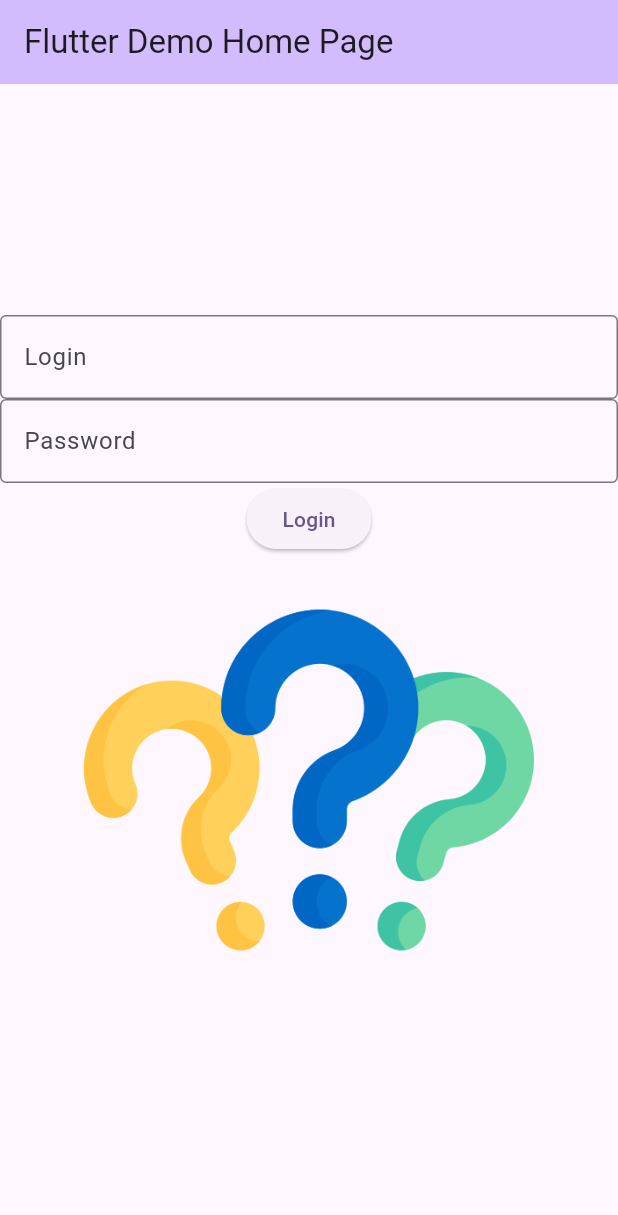
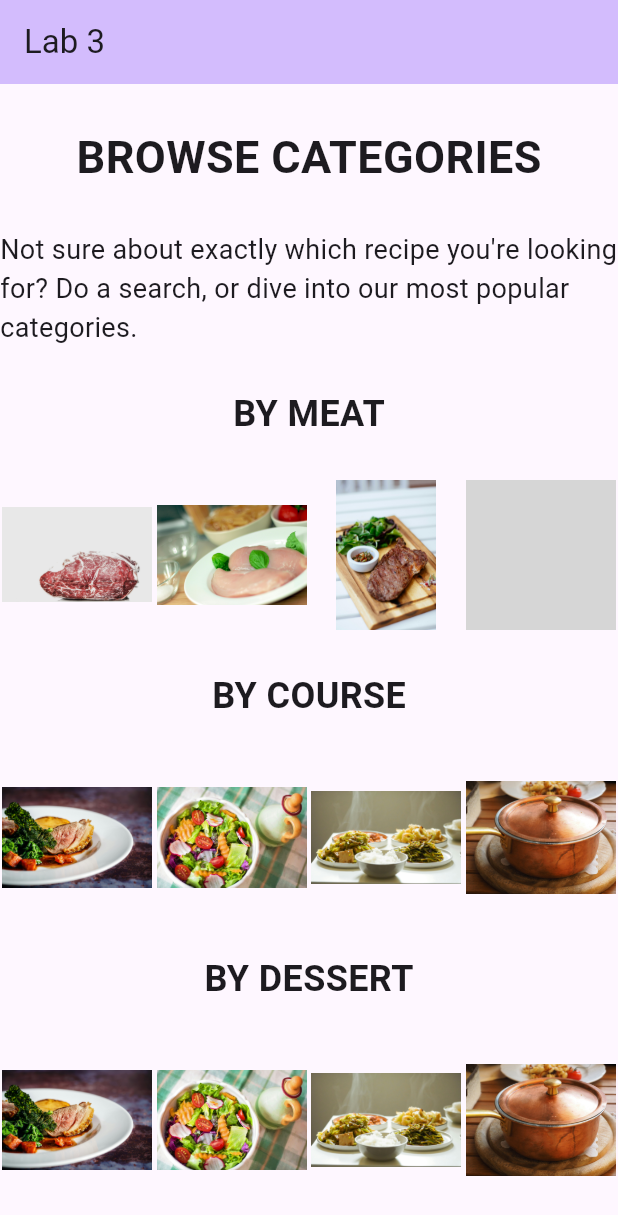
Before and after one commit to huan0305/Lab2, a Flutter app: the MyHomePage screen opened directly, on a phone screen of 412 x 824 dp. Shown: the top 1215 px of the screen. Run offline on Flutter 3.47's test engine with Material 3 defaults, Android fonts, the phone set to English and light mode, and no system bars; grey boxes are pictures that could not be loaded.

Commit message:
Added initial content.

```diff
--- a/lib/main.dart
+++ b/lib/main.dart
@@ -13,11 +13,10 @@ class MyApp extends StatelessWidget {
     return MaterialApp(
       title: 'Flutter Demo',
       theme: ThemeData(
-
         colorScheme: ColorScheme.fromSeed(seedColor: Colors.deepPurple),
         useMaterial3: true,
       ),
-      home: const MyHomePage(title: 'Flutter Demo Home Page'),
+      home: const MyHomePage(title: 'Lab 3'),
     );
   }
 }
@@ -42,32 +41,6 @@ class MyHomePage extends StatefulWidget {
 
 class _MyHomePageState extends State<MyHomePage> {
 
-    void logIn() {
-
-    }
-  var imageSource = "images/question-mark.png";
-
-  late TextEditingController _loginController;
-  late TextEditingController _passwordController;
-
-  @override
-  void initState() {
-    super.initState();
-    _loginController = TextEditingController();
-    _passwordController = TextEditingController();
-  }
-
-  @override
-  void dispose() {
-  _loginController.dispose();
-  _passwordController.dispose();
-  super.dispose();
-  }
-
-  void buttonClicked() {
-
-  }
-
   @override
   Widget build(BuildContext context) {
 
@@ -80,36 +53,78 @@ class _MyHomePageState extends State<MyHomePage> {
 
         child: Column(
 
-          mainAxisAlignment: MainAxisAlignment.center,
+          mainAxisAlignment: MainAxisAlignment.spaceEvenly,
           children: <Widget>[
-            TextField(controller: _loginController,
-                decoration: InputDecoration(
-                    hintText:"Type here",
-                    border: OutlineInputBorder(),
-                    labelText: "Login"
-                )),
-            TextField(controller: _passwordController,
-                decoration: InputDecoration(
-                    hintText:"Type here",
-                    border: OutlineInputBorder(),
-                    labelText: "Password"
-                ),
-                obscureText:true,
+            Text(
+                'BROWSE CATEGORIES',
+                style: TextStyle(
+                  fontSize: 30,
+                  fontWeight: FontWeight.bold
+                )
+            ),
+            Text(
+                "Not sure about exactly which recipe you're looking for? Do a search, or dive into our most popular categories.",
+                style: TextStyle(
+                  fontSize: 18
+                )
+            ),
+            Text(
+              "BY MEAT",
+              style: TextStyle(
+                fontSize: 24,
+                fontWeight: FontWeight.bold
+              )
             ),
 
-            ElevatedButton(
-                onPressed: () {
-                  setState( () {
-                    if (_passwordController.text == "QWERTY123") {
-                      imageSource = "images/idea.png";
-                    } else {
-                      imageSource = "images/stop.png";
-                    }
-                  });
-                },
-                child: Text("Login"),
+            Row(
+              mainAxisAlignment: MainAxisAlignment.spaceAround,
+              children: [
+                Image.asset("images/beef.jpg", height: 100, width: 100),
+                Image.asset("images/chicken.jpg", height: 100, width: 100),
+                Image.asset("images/pork.jpg", height: 100, width: 100),
+                Image.asset("images/seafood.jpg", height: 100, width: 100),
+              ],
             ),
-            Image.asset(imageSource, width: 300, height: 300)
+
+            Text(
+                "BY COURSE",
+                style: TextStyle(
+                    fontSize: 24,
+                    fontWeight: FontWeight.bold
+                )
+            ),
+
+            Row(
+              mainAxisAlignment: MainAxisAlignment.spaceAround,
+              children: [
+                Image.asset("images/maindish.jpg", height: 100, width: 100),
+                Image.asset("images/salad.jpg", height: 100, width: 100),
+                Image.asset("images/sidedish.jpg", height: 100, width: 100),
+                Image.asset("images/crockpot.jpg", height: 100, width: 100),
+              ],
+            ),
+
+            Text(
+                "BY DESSERT",
+                style: TextStyle(
+                    fontSize: 24,
+                    fontWeight: FontWeight.bold
+                )
+            ),
+
+            Row(
+              mainAxisAlignment: MainAxisAlignment.spaceAround,
+              children: [
+                Image.asset("images/maindish.jpg", height: 100, width: 100),
+                Image.asset("images/salad.jpg", height: 100, width: 100),
+                Image.asset("images/sidedish.jpg", height: 100, width: 100),
+                Image.asset("images/crockpot.jpg", height: 100, width: 100),
+              ],
+            ),
+
+
+
+
           ],
         ),
       ),
```
Also changed, not shown: pubspec.yaml (+8 -0 lines), images/beef.jpg (added), images/chicken.jpg (added), images/crockpot.jpg (added), images/maindish.jpg (added), images/pork.jpg (added), images/salad.jpg (added), images/sidedish.jpg (added), 1 other file.
